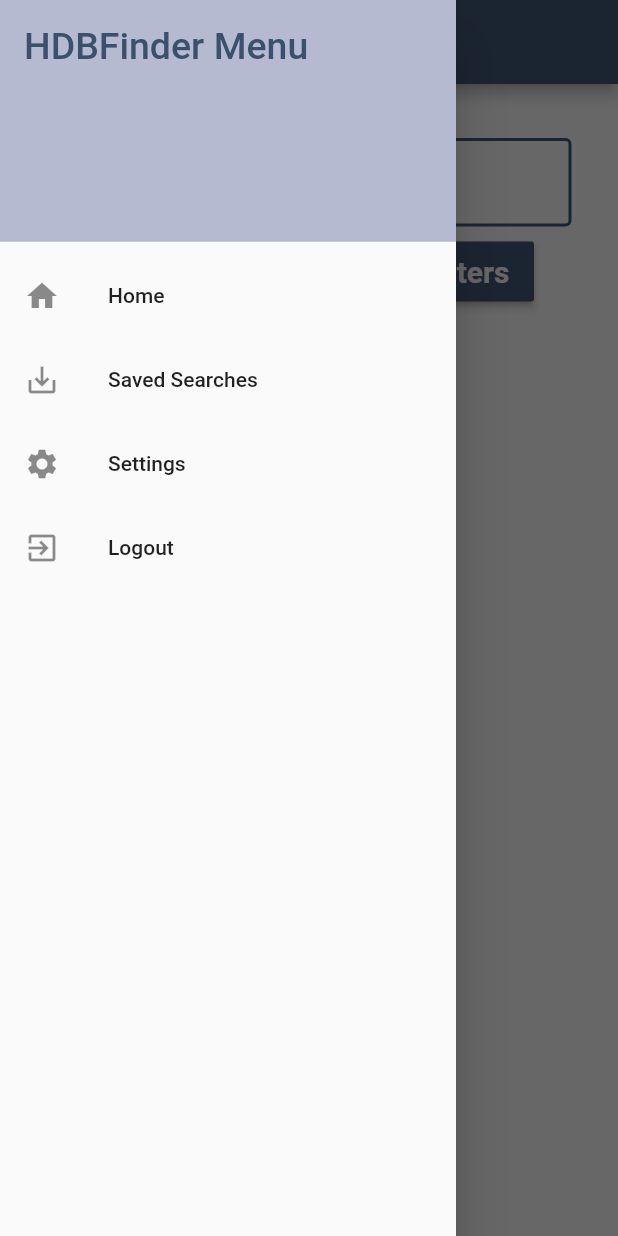
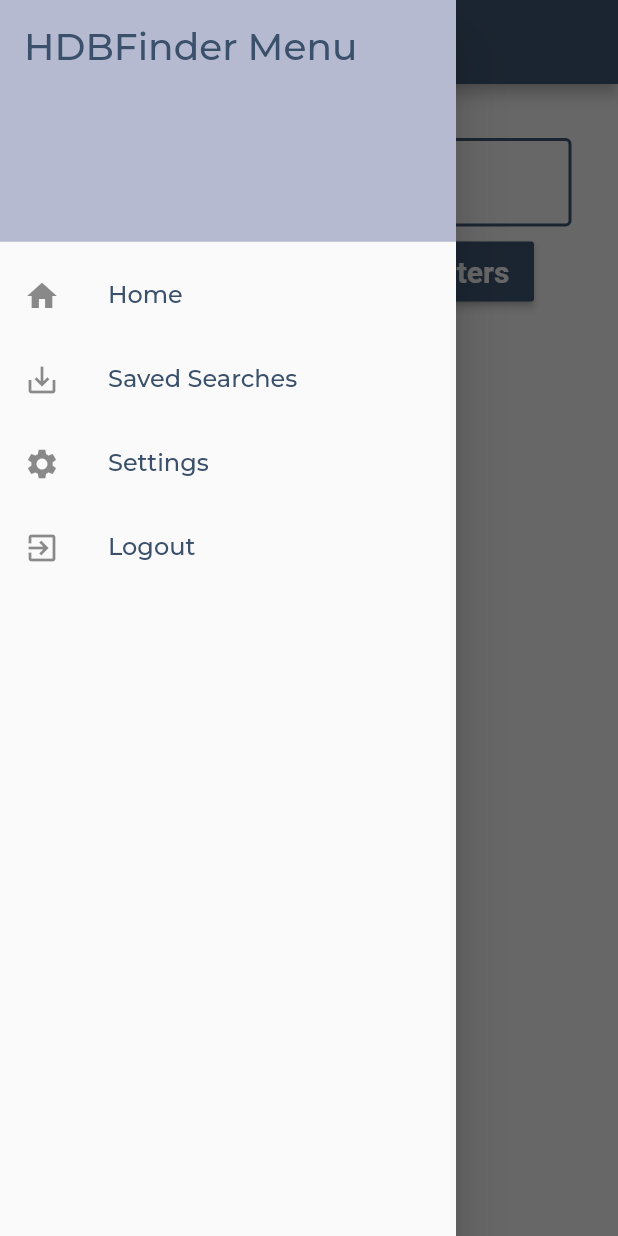
Before and after one commit to divvijchandna/hdbfinder, a Flutter app: the screen it shows once a user with an empty profile is signed in, with the side drawer open, on a phone screen of 412 x 824 dp. Run offline on Flutter 3.47's test engine with Material 2 defaults, Android fonts, the light colour scheme and no system bars; our stand-ins replace cloud_firestore, firebase_auth, flushbar, flutter_spinkit, google_fonts; accounts and stored records are empty; network calls fail.

Commit message:
formatting

```diff
--- a/lib/shared/drawer.dart
+++ b/lib/shared/drawer.dart
@@ -4,6 +4,8 @@ import 'package:hdbfinder/screens/home/hdb_settings.dart';
 import 'package:hdbfinder/screens/home/home.dart';
 import 'package:hdbfinder/screens/home/saved_searches.dart';
 import 'package:hdbfinder/services/auth.dart';
+import 'package:google_fonts/google_fonts.dart';
+
 
 class MenuDrawer extends StatefulWidget {
 
@@ -23,7 +25,10 @@ class _MenuDrawerState extends State<MenuDrawer> {
           DrawerHeader(
             child: Text(
               'HDBFinder Menu',
-              style: TextStyle(color: Color(0xff3a506b), fontSize: 25),
+              style: GoogleFonts.montserrat(
+                  textStyle: TextStyle(
+                      color: Color(0xff3a506b), fontSize: 25.0)
+              ),
             ),
             decoration: BoxDecoration(
               color: Color(0xffb5BAD0),
@@ -31,7 +36,12 @@ class _MenuDrawerState extends State<MenuDrawer> {
           ),
           ListTile(
             leading: Icon(Icons.home),
-            title: Text('Home'),
+            title: Text('Home',
+              style: GoogleFonts.montserrat(
+                  textStyle: TextStyle(
+                      color: Color(0xff3a506b), fontSize: 16.0)
+              ),
+            ),
             onTap: () {
               Navigator.push(
                   context,
@@ -41,7 +51,12 @@ class _MenuDrawerState extends State<MenuDrawer> {
           ),
           ListTile(
             leading: Icon(Icons.save_alt),
-            title: Text('Saved Searches'),
+            title: Text('Saved Searches',
+              style: GoogleFonts.montserrat(
+                  textStyle: TextStyle(
+                      color: Color(0xff3a506b), fontSize: 16.0)
+              ),
+            ),
             onTap: () {
               Navigator.push(
                   context,
@@ -51,7 +66,13 @@ class _MenuDrawerState extends State<MenuDrawer> {
           ),
           ListTile(
             leading: Icon(Icons.settings),
-            title: Text('Settings'),
+            title: Text('Settings',
+              style: GoogleFonts.montserrat(
+                  textStyle: TextStyle(
+                      color: Color(0xff3a506b), fontSize: 16.0)
+              ),
+
+            ),
             onTap: () {
               Navigator.push(
                   context,
@@ -61,7 +82,12 @@ class _MenuDrawerState extends State<MenuDrawer> {
           ),
           ListTile(
             leading: Icon(Icons.exit_to_app),
-            title: Text('Logout'),
+            title: Text('Logout',
+              style: GoogleFonts.montserrat(
+                  textStyle: TextStyle(
+                      color: Color(0xff3a506b), fontSize: 16.0)
+              ),
+            ),
             onTap: () async {
               await _auth.signOut();
             },
```
